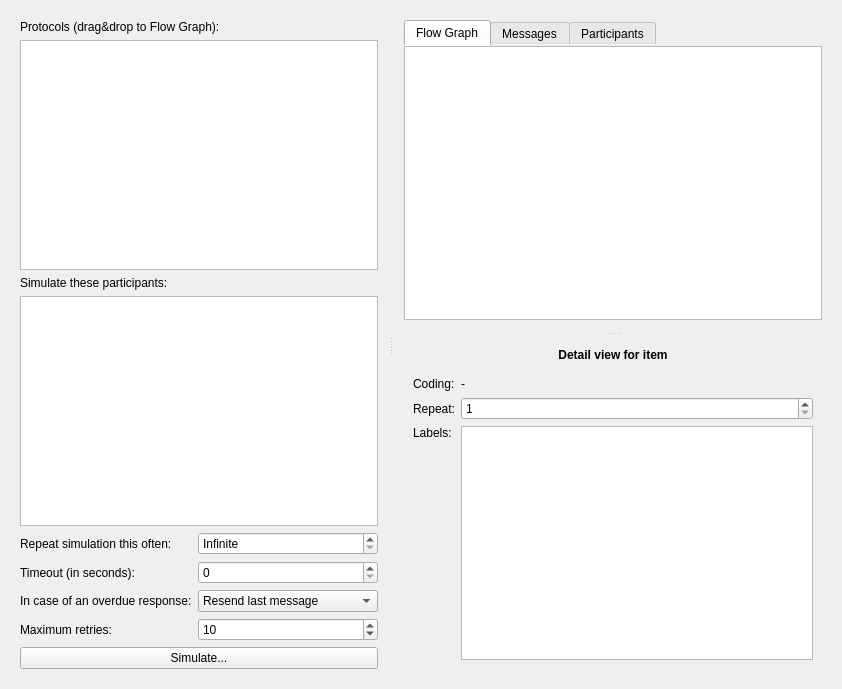
First picture: the form in data/ui/simulator.ui, repository jopohl/urh, before the edit.
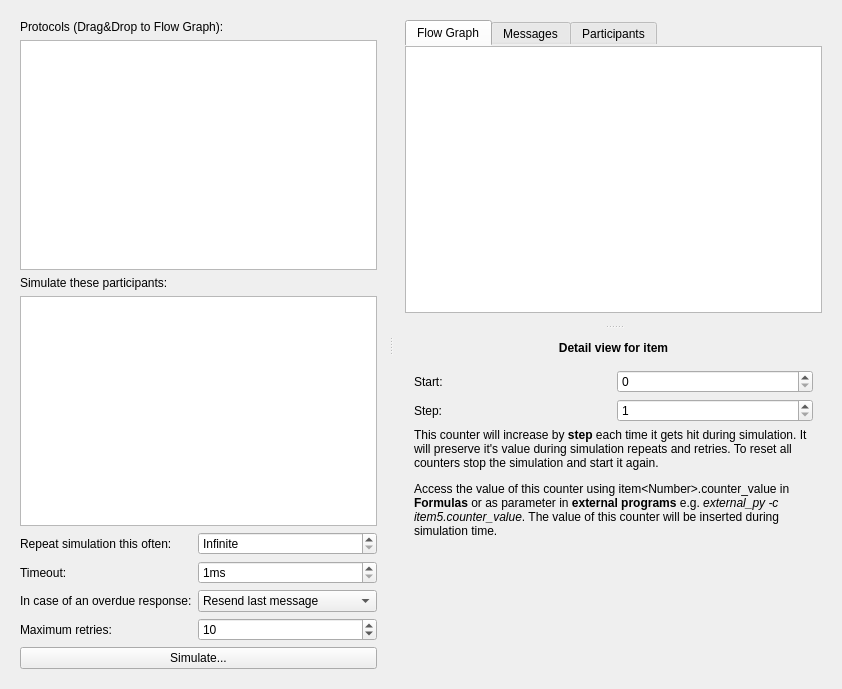
Second picture: the form after the edit. The open tabs and pages were chosen to show the change. Icons and pictures are not drawn. Custom widgets are drawn as their Qt base class.

Commit message: Integrate Simulator Tab (#395)

Diff of the .ui file:
```diff
--- a/data/ui/simulator.ui
+++ b/data/ui/simulator.ui
@@ -62,6 +62,9 @@
          <property name="orientation">
           <enum>Qt::Horizontal</enum>
          </property>
+         <property name="handleWidth">
+          <number>6</number>
+         </property>
          <widget class="QWidget" name="layoutWidget">
           <layout class="QVBoxLayout" name="verticalLayout_3">
            <property name="leftMargin">
@@ -79,7 +82,7 @@
            <item>
             <widget class="QLabel" name="label">
              <property name="text">
-              <string>Protocols (drag&amp;drop to Flow Graph):</string>
+              <string>Protocols (Drag&amp;Drop to Flow Graph):</string>
              </property>
             </widget>
            </item>
@@ -125,7 +128,7 @@
              <item row="1" column="0">
               <widget class="QLabel" name="label_3">
                <property name="text">
-                <string>Timeout (in seconds):</string>
+                <string>Timeout:</string>
                </property>
               </widget>
              </item>
@@ -137,6 +140,15 @@
                  <verstretch>0</verstretch>
                 </sizepolicy>
                </property>
+               <property name="suffix">
+                <string>ms</string>
+               </property>
+               <property name="minimum">
+                <number>1</number>
+               </property>
+               <property name="maximum">
+                <number>9999999</number>
+               </property>
               </widget>
              </item>
              <item row="2" column="0">
@@ -581,7 +593,7 @@
                    </sizepolicy>
                   </property>
                   <property name="text">
-                   <string>Repeat:</string>
+                   <string>Copies:</string>
                   </property>
                  </widget>
                 </item>
@@ -722,6 +734,112 @@
                 </item>
                </layout>
               </widget>
+              <widget class="QWidget" name="page_sleep">
+               <layout class="QVBoxLayout" name="verticalLayout_10">
+                <item>
+                 <layout class="QHBoxLayout" name="horizontalLayout_2">
+                  <item>
+                   <widget class="QLabel" name="label_13">
+                    <property name="text">
+                     <string>Sleep for:</string>
+                    </property>
+                   </widget>
+                  </item>
+                  <item>
+                   <widget class="QDoubleSpinBox" name="doubleSpinBoxSleep">
+                    <property name="suffix">
+                     <string>s</string>
+                    </property>
+                    <property name="decimals">
+                     <number>6</number>
+                    </property>
+                    <property name="maximum">
+                     <double>10000.000000000000000</double>
+                    </property>
+                    <property name="value">
+                     <double>1.000000000000000</double>
+                    </property>
+                   </widget>
+                  </item>
+                 </layout>
+                </item>
+                <item>
+                 <spacer name="verticalSpacer_2">
+                  <property name="orientation">
+                   <enum>Qt::Vertical</enum>
+                  </property>
+                  <property name="sizeHint" stdset="0">
+                   <size>
+                    <width>20</width>
+                    <height>231</height>
+                   </size>
+                  </property>
+                 </spacer>
+                </item>
+               </layout>
+              </widget>
+              <widget class="QWidget" name="page">
+               <layout class="QVBoxLayout" name="verticalLayout_11">
+                <item>
+                 <layout class="QGridLayout" name="gridLayout_2">
+                  <item row="2" column="1">
+                   <widget class="QSpinBox" name="spinBoxCounterStep">
+                    <property name="minimum">
+                     <number>1</number>
+                    </property>
+                    <property name="maximum">
+                     <number>999999</number>
+                    </property>
+                   </widget>
+                  </item>
+                  <item row="1" column="0">
+                   <widget class="QLabel" name="label_15">
+                    <property name="text">
+                     <string>Start:</string>
+                    </property>
+                   </widget>
+                  </item>
+                  <item row="2" column="0">
+                   <widget class="QLabel" name="label_16">
+                    <property name="text">
+                     <string>Step:</string>
+                    </property>
+                   </widget>
+                  </item>
+                  <item row="1" column="1">
+                   <widget class="QSpinBox" name="spinBoxCounterStart">
+                    <property name="maximum">
+                     <number>999999</number>
+                    </property>
+                   </widget>
+                  </item>
+                 </layout>
+                </item>
+                <item>
+                 <widget class="QLabel" name="label_17">
+                  <property name="text">
+                   <string>&lt;html&gt;&lt;head/&gt;&lt;body&gt;&lt;p&gt;This counter will increase by &lt;span style=&quot; font-weight:600;&quot;&gt;step&lt;/span&gt; each time it gets hit during simulation. It will preserve it's value during simulation repeats and retries. To reset all counters stop the simulation and start it again.&lt;/p&gt;&lt;p&gt;Access the value of this counter using item&amp;lt;Number&amp;gt;.counter_value in &lt;span style=&quot; font-weight:600;&quot;&gt;Formulas&lt;/span&gt; or as parameter in &lt;span style=&quot; font-weight:600;&quot;&gt;external programs&lt;/span&gt; e.g. &lt;span style=&quot; font-style:italic;&quot;&gt;external_py -c item5.counter_value&lt;/span&gt;. The value of this counter will be inserted during simulation time.&lt;/p&gt;&lt;/body&gt;&lt;/html&gt;</string>
+                  </property>
+                  <property name="wordWrap">
+                   <bool>true</bool>
+                  </property>
+                 </widget>
+                </item>
+                <item>
+                 <spacer name="verticalSpacer_3">
+                  <property name="orientation">
+                   <enum>Qt::Vertical</enum>
+                  </property>
+                  <property name="sizeHint" stdset="0">
+                   <size>
+                    <width>20</width>
+                    <height>36</height>
+                   </size>
+                  </property>
+                 </spacer>
+                </item>
+               </layout>
+              </widget>
              </widget>
             </item>
            </layout>
```
Left out of the diff: 29 changed lines with no effect on the pictures. The commit also changes 154 other files.
